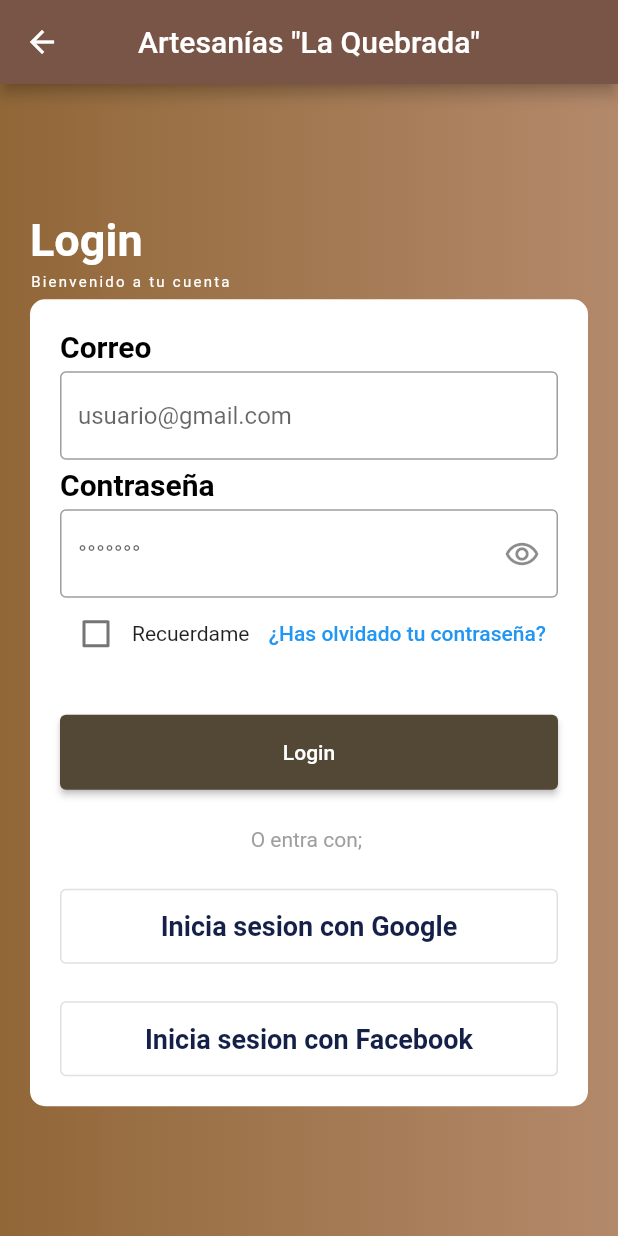
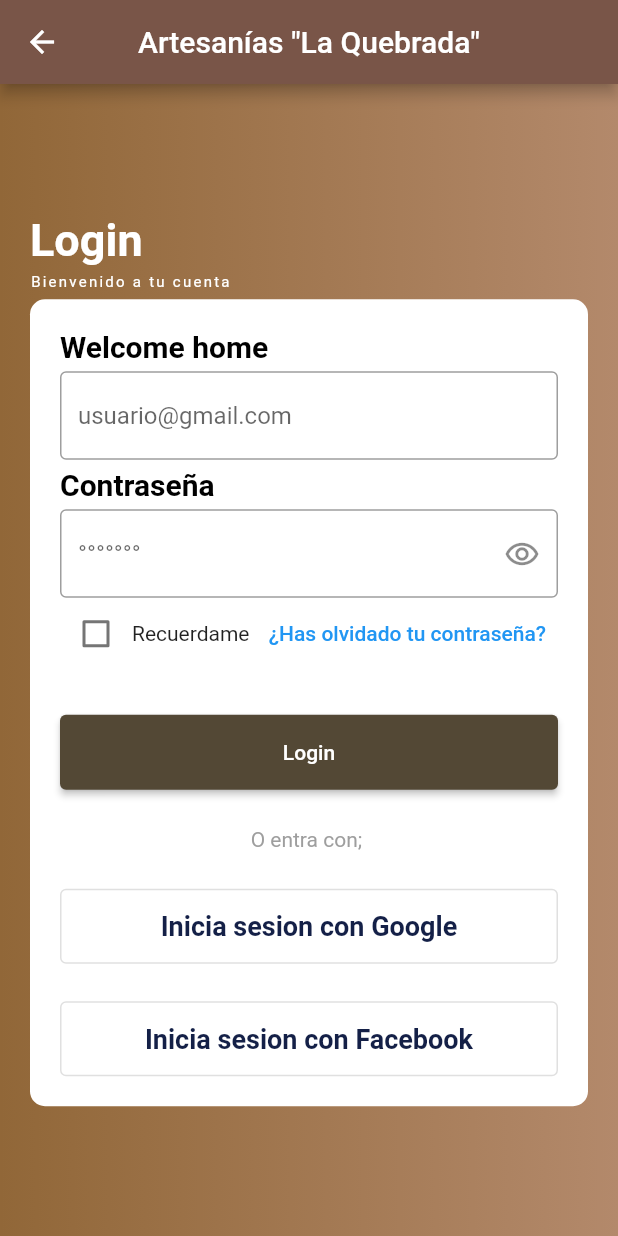
Before and after one commit to LibJim27/app-artesanias, a Flutter app: the Ingreso screen opened by its route, on a phone screen of 412 x 824 dp. Run offline on Flutter 3.47's test engine with Material 2 defaults, Android fonts, the phone set to English and light mode, and no system bars; generated files the repository leaves out were written again; network calls fail.

Commit message:
Internazionalization added

```diff
--- /dev/null
+++ b/lib/l10n.yaml
@@ -0,0 +1,3 @@
+arb-dir: lib/l10n
+template-arb-file: app_en.arb
+output-localization-file: app_localizations.dart
--- /dev/null
+++ b/lib/l10n/app_en.arb
@@ -0,0 +1,3 @@
+{
+    "welcome": "Welcome home"
+}
--- /dev/null
+++ b/lib/l10n/app_es.arb
@@ -0,0 +1,3 @@
+{
+    "welcome": "Bienvenido al inicio"
+}
--- a/lib/login/ingreso.dart
+++ b/lib/login/ingreso.dart
@@ -1,4 +1,6 @@
 import 'package:flutter/material.dart';
+import 'package:flutter_gen/gen_l10n/app_localizations.dart';
+
 class Ingreso extends StatelessWidget {
   const Ingreso({super.key});
 
@@ -8,7 +10,7 @@ class Ingreso extends StatelessWidget {
     final alto = MediaQuery.of(context).size.height;
 
     bool isDesktop(BuildContext context) => ancho >= 600;
-    bool isMobile(BuildContext context) => ancho <600;
+    bool isMobile(BuildContext context) => ancho < 600;
 
     return Scaffold(
       appBar: AppBar(
@@ -20,15 +22,13 @@ class Ingreso extends StatelessWidget {
         children: [
           Fondo(),
           cuerpo(),
-
         ],
       ),
-
     );
   } //fin del metodo build
-}//fin de la clase ingreso
+} //fin de la clase ingreso
 
-Widget cuerpo(){
+Widget cuerpo() {
   return Padding(
     padding: EdgeInsets.symmetric(horizontal: 20),
     child: Column(
@@ -62,12 +62,14 @@ Widget cuerpo(){
     ),
   );
 }
+
 class Datos extends StatefulWidget {
   const Datos({super.key});
 
   @override
   State<Datos> createState() => _DatosState();
 }
+
 class _DatosState extends State<Datos> {
   bool obs = true;
   @override
@@ -77,7 +79,8 @@ class _DatosState extends State<Datos> {
       child: Column(
         crossAxisAlignment: CrossAxisAlignment.start,
         children: [
-          Text('Correo',
+          Text(
+            AppLocalizations.of(context)!.welcome,
             style: TextStyle(
               color: Colors.black,
               fontWeight: FontWeight.bold,
@@ -90,14 +93,13 @@ class _DatosState extends State<Datos> {
           TextFormField(
             keyboardType: TextInputType.emailAddress,
             decoration: InputDecoration(
-              border: OutlineInputBorder(),
-              hintText: 'usuario@gmail.com'
-            ),
+                border: OutlineInputBorder(), hintText: 'usuario@gmail.com'),
           ),
           SizedBox(
             height: 5,
           ),
-          Text('Contraseña',
+          Text(
+            'Contraseña',
             style: TextStyle(
               color: Colors.black,
               fontWeight: FontWeight.bold,
@@ -114,7 +116,7 @@ class _DatosState extends State<Datos> {
               hintText: '°°°°°°°',
               suffixIcon: IconButton(
                 icon: Icon(Icons.remove_red_eye_outlined),
-              onPressed: (){
+                onPressed: () {
                   setState(() {
                     obs == true ? obs = true : obs = false;
                   });
@@ -146,13 +148,12 @@ class Remember extends StatelessWidget {
       children: [
         Checkbox(
           value: valor,
-          onChanged: (value) {
-          },
+          onChanged: (value) {},
         ),
         Text('Recuerdame'),
         Spacer(),
         TextButton(
-          onPressed: (){},
+          onPressed: () {},
           child: Text('¿Has olvidado tu contraseña?'),
         ),
       ],
@@ -171,7 +172,7 @@ class Botones extends StatelessWidget {
           width: double.infinity,
           height: 50,
           child: ElevatedButton(
-            onPressed: (){},
+            onPressed: () {},
             child: Text(
               'Login',
               style: TextStyle(
@@ -179,7 +180,8 @@ class Botones extends StatelessWidget {
               ),
             ),
             style: ButtonStyle(
-              backgroundColor: MaterialStateProperty.all<Color>(Color.fromARGB(255, 83, 72, 53)),
+              backgroundColor: MaterialStateProperty.all<Color>(
+                  Color.fromARGB(255, 83, 72, 53)),
             ),
           ),
         ),
@@ -201,7 +203,7 @@ class Botones extends StatelessWidget {
           width: double.infinity,
           height: 50,
           child: OutlinedButton(
-            onPressed: (){},
+            onPressed: () {},
             child: Text(
               'Inicia sesion con Google',
               style: TextStyle(
@@ -214,12 +216,13 @@ class Botones extends StatelessWidget {
         ),
         SizedBox(
           height: 25,
-          width: double.infinity,),
+          width: double.infinity,
+        ),
         Container(
           width: double.infinity,
           height: 50,
           child: OutlinedButton(
-            onPressed: (){},
+            onPressed: () {},
             child: Text(
               'Inicia sesion con Facebook',
               style: TextStyle(
@@ -249,8 +252,7 @@ class Fondo extends StatelessWidget {
         ],
         begin: Alignment.centerRight,
         end: Alignment.centerLeft,
-      )
-      ),
+      )),
     );
   }
 }
--- a/pubspec.yaml
+++ b/pubspec.yaml
@@ -30,6 +30,10 @@ dependencies:
   image_picker: ^0.8.4
   flutter:
     sdk: flutter
+  flutter_localizations: # Add this line
+    sdk: flutter         # Add this line
+  intl: ^0.17.0 # Add this line
+
 
 
   # The following adds the Cupertino Icons font to your application.
@@ -52,6 +56,7 @@ dev_dependencies:
 
 # The following section is specific to Flutter packages.
 flutter:
+  generate: true # Add this line
 
   # The following line ensures that the Material Icons font is
   # included with your application, so that you can use the icons in
```
Also changed, not shown: lib/main.dart (+15 -5 lines), pubspec.lock. Lines whose indentation alone changed are shown as unchanged.
